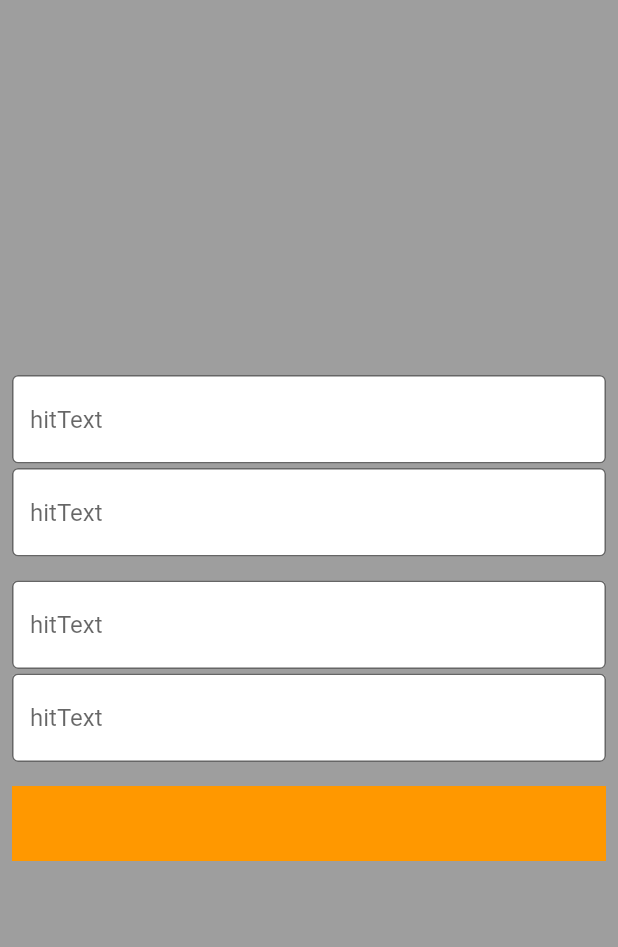
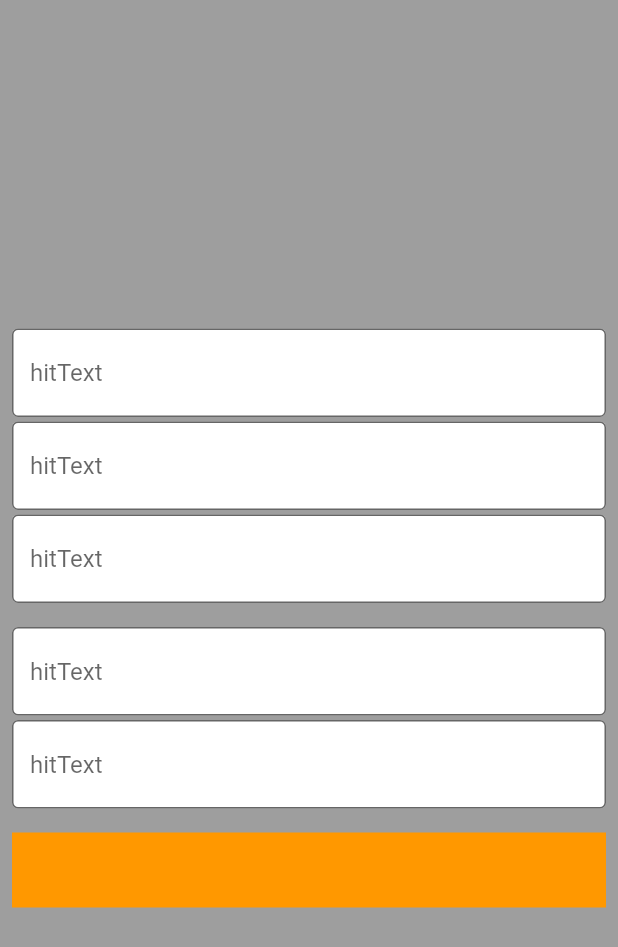
Before and after one commit to Narith013/Myclass, a Flutter app: the screen it shows after launch, on a phone screen of 412 x 824 dp. Shown: the top 947 px of the screen. Run offline on Flutter 3.47's test engine with Material 2 defaults, Android fonts, the phone set to English and light mode, and no system bars.

Commit message:
new version

```diff
--- a/lib/src/screen/myhome_page.dart
+++ b/lib/src/screen/myhome_page.dart
@@ -22,6 +22,8 @@ class _MyHomePageState extends State<MyHomePage> {
                   MyTextfield('hitText'),
                   SizedBox(height: 3.0,),
                   MyTextfield('hitText'),
+                  SizedBox(height: 3.0,),
+                  MyTextfield('hitText'),
                 ],
               ),
                Column(
```
